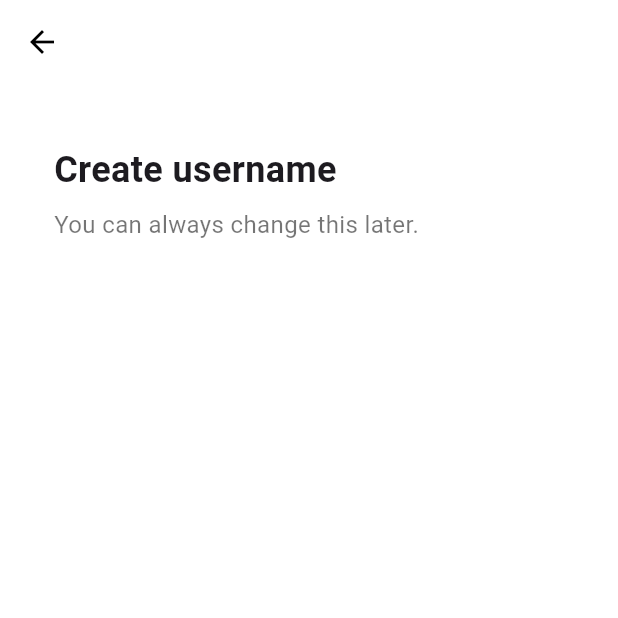
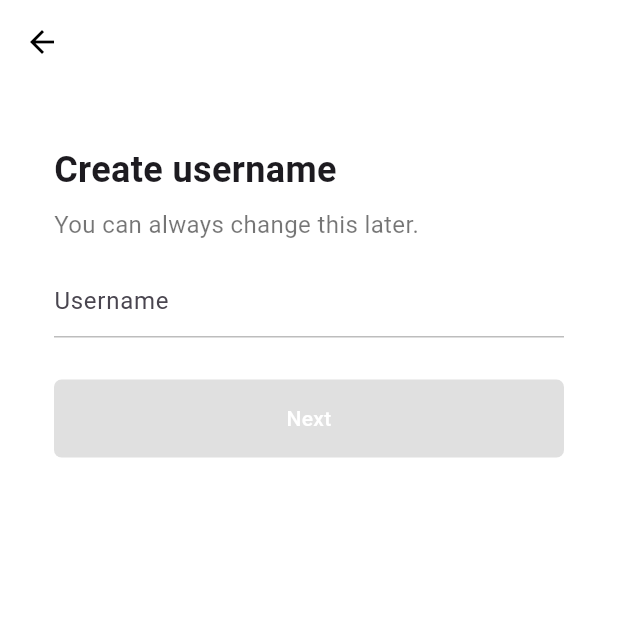
Before and after one commit to novellus1013/tiktok_clone, a Flutter app: the screen it shows after launch, after a tap on "Use email & password", on a phone screen of 412 x 824 dp, the top half of it. Run offline on Flutter 3.47's test engine with Material 3 defaults, Android fonts, the phone set to English and light mode, and no system bars; our stand-ins replace font_awesome_flutter.

Commit message:
refactor EmailScreen to UsernameScreen

```diff
--- a/lib/features/authentication/email_screen.dart
+++ /dev/null
@@ -1,44 +0,0 @@
-import 'package:flutter/material.dart';
-import 'package:tiktok_clone/constants/gaps.dart';
-import 'package:tiktok_clone/constants/sizes.dart';
-
-class EmailScreen extends StatelessWidget {
-  const EmailScreen({super.key});
-
-  @override
-  Widget build(BuildContext context) {
-    return Scaffold(
-      appBar: AppBar(
-        title: const Text(
-          'Sign Up',
-        ),
-      ),
-      body: const Padding(
-        padding: EdgeInsets.symmetric(
-          horizontal: Sizes.size36,
-        ),
-        child: Column(
-          crossAxisAlignment: CrossAxisAlignment.start,
-          children: [
-            Gaps.v40,
-            Text(
-              "Create username",
-              style: TextStyle(
-                fontSize: Sizes.size24,
-                fontWeight: FontWeight.w700,
-              ),
-            ),
-            Gaps.v8,
-            Text(
-              "You can always change this later.",
-              style: TextStyle(
-                fontSize: Sizes.size16,
-                color: Colors.black54,
-              ),
-            ),
-          ],
-        ),
-      ),
-    );
-  }
-}
--- a/lib/features/authentication/sign_up_screen.dart
+++ b/lib/features/authentication/sign_up_screen.dart
@@ -2,7 +2,7 @@ import 'package:flutter/material.dart';
 import 'package:font_awesome_flutter/font_awesome_flutter.dart';
 import 'package:tiktok_clone/constants/gaps.dart';
 import 'package:tiktok_clone/constants/sizes.dart';
-import 'package:tiktok_clone/features/authentication/email_screen.dart';
+import 'package:tiktok_clone/features/authentication/username_screen.dart';
 import 'package:tiktok_clone/features/authentication/login_screen.dart';
 import 'package:tiktok_clone/features/authentication/widgets/auth_button.dart';
 
@@ -20,7 +20,7 @@ class SignUpScreen extends StatelessWidget {
   void _onEmailTap(BuildContext context) {
     Navigator.of(context).push(
       MaterialPageRoute(
-        builder: (context) => const EmailScreen(),
+        builder: (context) => const UsernameScreen(),
       ),
     );
   }
--- a/lib/features/authentication/username_screen.dart
+++ b/lib/features/authentication/username_screen.dart
@@ -0,0 +1,110 @@
+import 'package:flutter/material.dart';
+import 'package:tiktok_clone/constants/gaps.dart';
+import 'package:tiktok_clone/constants/sizes.dart';
+
+class UsernameScreen extends StatefulWidget {
+  const UsernameScreen({super.key});
+
+  @override
+  State<UsernameScreen> createState() => _UsernameScreenState();
+}
+
+class _UsernameScreenState extends State<UsernameScreen> {
+  final TextEditingController _usernameController = TextEditingController();
+
+  String _username = "";
+
+  @override
+  void initState() {
+    super.initState();
+
+    _usernameController.addListener(() {
+      setState(() {
+        _username = _usernameController.text;
+      });
+    });
+  }
+
+  @override
+  Widget build(BuildContext context) {
+    return Scaffold(
+      appBar: AppBar(
+        title: const Text(
+          'Sign Up',
+        ),
+      ),
+      body: Padding(
+        padding: const EdgeInsets.symmetric(
+          horizontal: Sizes.size36,
+        ),
+        child: Column(
+          crossAxisAlignment: CrossAxisAlignment.start,
+          children: [
+            Gaps.v40,
+            const Text(
+              "Create username",
+              style: TextStyle(
+                fontSize: Sizes.size24,
+                fontWeight: FontWeight.w700,
+              ),
+            ),
+            Gaps.v8,
+            const Text(
+              "You can always change this later.",
+              style: TextStyle(
+                fontSize: Sizes.size16,
+                color: Colors.black54,
+              ),
+            ),
+            Gaps.v16,
+            TextField(
+              controller: _usernameController,
+              decoration: InputDecoration(
+                hintText: "Username",
+                enabledBorder: UnderlineInputBorder(
+                  borderSide: BorderSide(
+                    color: Colors.grey.shade400,
+                  ),
+                ),
+                focusedBorder: UnderlineInputBorder(
+                  borderSide: BorderSide(
+                    color: Colors.grey.shade400,
+                  ),
+                ),
+              ),
+              cursorColor: Theme.of(context).primaryColor,
+            ),
+            Gaps.v28,
+            FractionallySizedBox(
+              widthFactor: 1,
+              child: AnimatedContainer(
+                padding: const EdgeInsets.symmetric(
+                  vertical: Sizes.size16,
+                ),
+                decoration: BoxDecoration(
+                  borderRadius: BorderRadius.circular(
+                    Sizes.size5,
+                  ),
+                  color: _username.isEmpty
+                      ? Colors.grey.shade300
+                      : Theme.of(context).primaryColor,
+                ),
+                duration: const Duration(
+                  milliseconds: 500,
+                ),
+                child: const Text(
+                  'Next',
+                  textAlign: TextAlign.center,
+                  style: TextStyle(
+                    color: Colors.white,
+                    fontWeight: FontWeight.w500,
+                  ),
+                ),
+              ),
+            )
+          ],
+        ),
+      ),
+    );
+  }
+}
```
